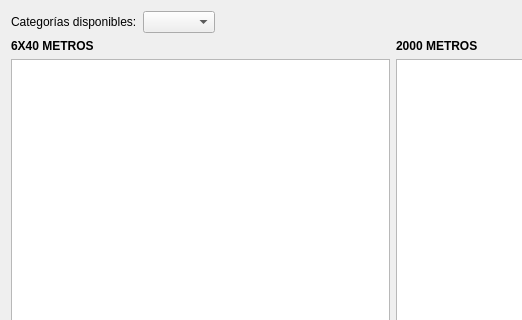
First picture: the form in bonusdialog.ui, repository jfjara/coach, before the edit; both pictures show x 0 to 522 and y 0 to 320 of the 1172 by 501 pixel window.
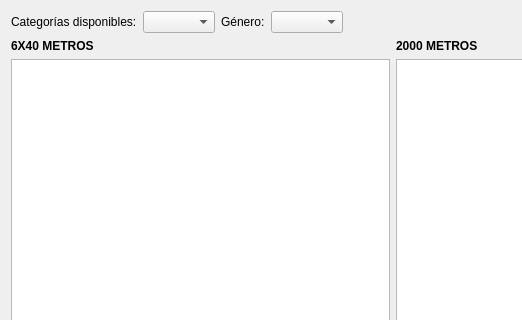
Second picture: the form after the edit. Icons and pictures are not drawn.

Diff of the .ui file:
```diff
--- a/bonusdialog.ui
+++ b/bonusdialog.ui
@@ -39,6 +39,16 @@
      <item>
       <widget class="QComboBox" name="categoriasCombo"/>
      </item>
+     <item>
+      <widget class="QLabel" name="label_5">
+       <property name="text">
+        <string>Género:</string>
+       </property>
+      </widget>
+     </item>
+     <item>
+      <widget class="QComboBox" name="comboBoxGenero"/>
+     </item>
      <item>
       <spacer name="horizontalSpacer_2">
        <property name="orientation">
```
